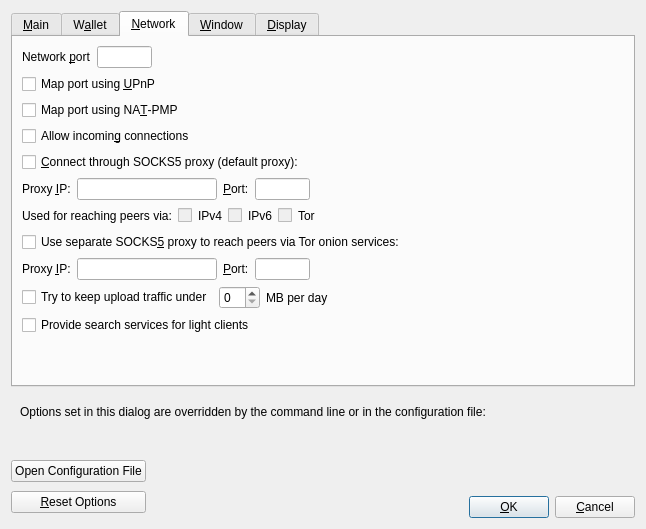
This is src/qt/forms/optionsdialog.ui in bitcoincore-dev/bitcoin-2001-863168-294116-d812cf1189 as Qt 5 draws it before an edit. The edited form follows.
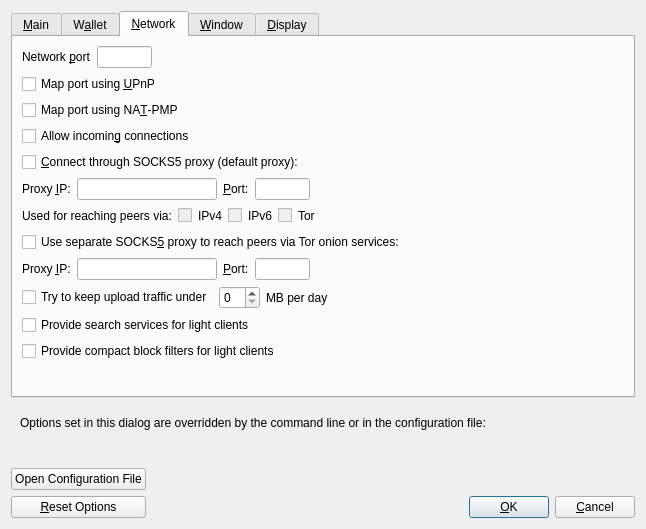
This is the edited form. The open tabs and pages were chosen to show the change. Custom widgets are drawn as their Qt base class.

Commit message:
Qt/Options: Expose peerblockfilters in GUI using rwconf
For now, enables basic block filters permanently (can only be disabled via enabling prune)

What changed in the file:
```diff
--- a/src/qt/forms/optionsdialog.ui
+++ b/src/qt/forms/optionsdialog.ui
@@ -773,6 +773,16 @@
          </property>
         </widget>
        </item>
+       <item>
+        <widget class="QCheckBox" name="peerblockfilters">
+         <property name="toolTip">
+          <string>Generate compact block filters and allow peers to download them</string>
+         </property>
+         <property name="text">
+          <string>Provide compact block filters for light clients</string>
+         </property>
+        </widget>
+       </item>
        <item>
         <spacer name="verticalSpacer_Network">
          <property name="orientation">
```
The commit also changes 3 other files.
